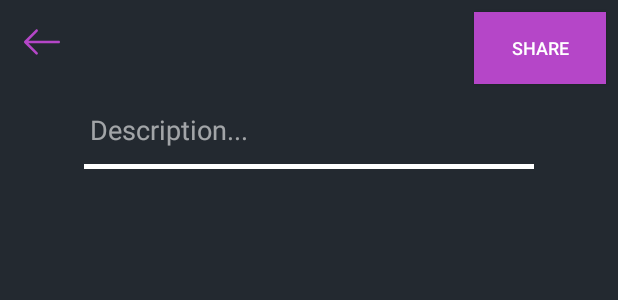
After one commit to ThomasSoares/Augmento, an Android app: the layout activity_share.xml on its own in the app's theme, with its tools: preview values and no code run, on a phone screen of 412 x 824 dp. The commit adds this screen. Shown: the top 300 px of the screen. Run offline under Robolectric (Android 15) with nearby library versions, the phone set to English and light mode, and no system bars; Roboto replaces fonts that are not available here.

Commit message:
Added the share activity for the special AR Mode

```diff
--- /dev/null
+++ b/app/src/main/res/layout/activity_share.xml
@@ -0,0 +1,84 @@
+<?xml version="1.0" encoding="utf-8"?>
+<androidx.constraintlayout.widget.ConstraintLayout xmlns:android="http://schemas.android.com/apk/res/android"
+    xmlns:app="http://schemas.android.com/apk/res-auto"
+    xmlns:tools="http://schemas.android.com/tools"
+    android:layout_width="match_parent"
+    android:layout_height="match_parent"
+    android:background="@color/colorPrimary"
+    tools:context=".ShareActivity">
+
+    <ProgressBar
+        android:id="@+id/shareProgressBar"
+        style="?android:attr/progressBarStyle"
+        android:layout_width="wrap_content"
+        android:layout_height="wrap_content"
+        android:layout_marginTop="8dp"
+        android:layout_marginEnd="8dp"
+        android:indeterminateTint="@color/colorText"
+        android:visibility="gone"
+        app:layout_constraintEnd_toEndOf="parent"
+        app:layout_constraintTop_toTopOf="parent" />
+
+    <EditText
+        android:id="@+id/descriptionEditText"
+        android:layout_width="300dp"
+        android:layout_height="wrap_content"
+        android:layout_marginTop="8dp"
+        android:backgroundTint="@android:color/transparent"
+        android:ems="10"
+        android:hint="Description..."
+        android:inputType="textMultiLine"
+        android:textColor="@color/colorText"
+        android:textColorHint="@color/colorTextFade"
+        app:layout_constraintEnd_toEndOf="parent"
+        app:layout_constraintHorizontal_bias="0.5"
+        app:layout_constraintStart_toStartOf="parent"
+        app:layout_constraintTop_toBottomOf="@+id/shareButton" />
+
+    <ImageView
+        android:id="@+id/descriptionLineImageView"
+        android:layout_width="wrap_content"
+        android:layout_height="wrap_content"
+        app:layout_constraintEnd_toEndOf="@+id/descriptionEditText"
+        app:layout_constraintStart_toStartOf="@+id/descriptionEditText"
+        app:layout_constraintTop_toBottomOf="@+id/descriptionEditText"
+        app:srcCompat="@drawable/ic_email_edit_text" />
+
+    <androidx.recyclerview.widget.RecyclerView
+        android:id="@+id/recyclerView"
+        android:layout_width="match_parent"
+        android:layout_height="wrap_content"
+        android:layout_marginStart="8dp"
+        android:layout_marginTop="8dp"
+        android:layout_marginEnd="8dp"
+        app:layout_constraintEnd_toEndOf="parent"
+        app:layout_constraintStart_toStartOf="parent"
+        app:layout_constraintTop_toBottomOf="@+id/descriptionLineImageView" />
+
+    <ImageView
+        android:id="@+id/backArrowImageView"
+        android:layout_width="wrap_content"
+        android:layout_height="wrap_content"
+        android:layout_marginStart="16dp"
+        android:layout_marginTop="16dp"
+        android:src="@drawable/ic_left_arrow"
+        android:tint="@color/colorAccent"
+        app:layout_constraintStart_toStartOf="parent"
+        app:layout_constraintTop_toTopOf="parent"
+        app:srcCompat="@drawable/ic_left_arrow" />
+
+    <Button
+        android:id="@+id/shareButton"
+        android:layout_width="wrap_content"
+        android:layout_height="wrap_content"
+        android:layout_marginTop="8dp"
+        android:layout_marginEnd="8dp"
+        android:background="@color/colorAccent"
+        android:text="Share"
+        android:textColor="@color/colorText"
+        android:textSize="12sp"
+        android:visibility="visible"
+        app:layout_constraintEnd_toEndOf="parent"
+        app:layout_constraintTop_toTopOf="parent" />
+
+</androidx.constraintlayout.widget.ConstraintLayout>
```
Also changed, not shown: app/src/main/AndroidManifest.xml (+7 -2 lines), app/src/main/java/com/example/thomas/augmento/CameraActivity.java (+28 -0 lines), app/src/main/java/com/example/thomas/augmento/ShareActivity.java (added, +202 -0 lines), app/src/main/java/com/example/thomas/augmento/StickersFragment.java (+42 -1 lines), app/build.gradle (line endings or trailing spaces), 1 other file.
